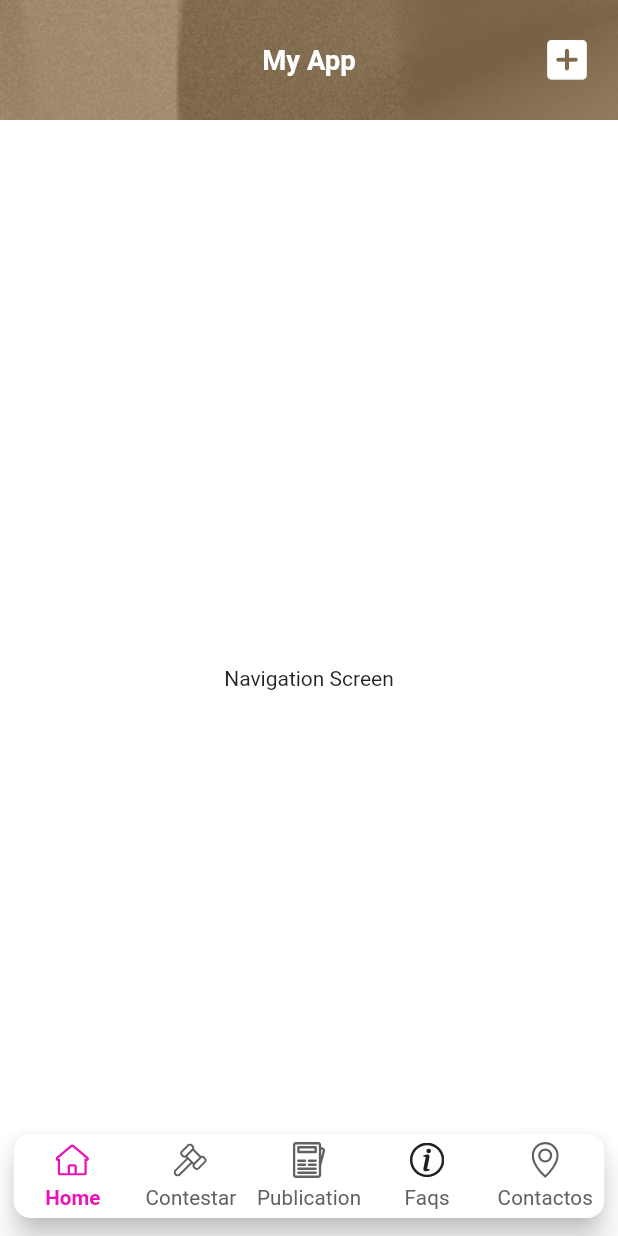
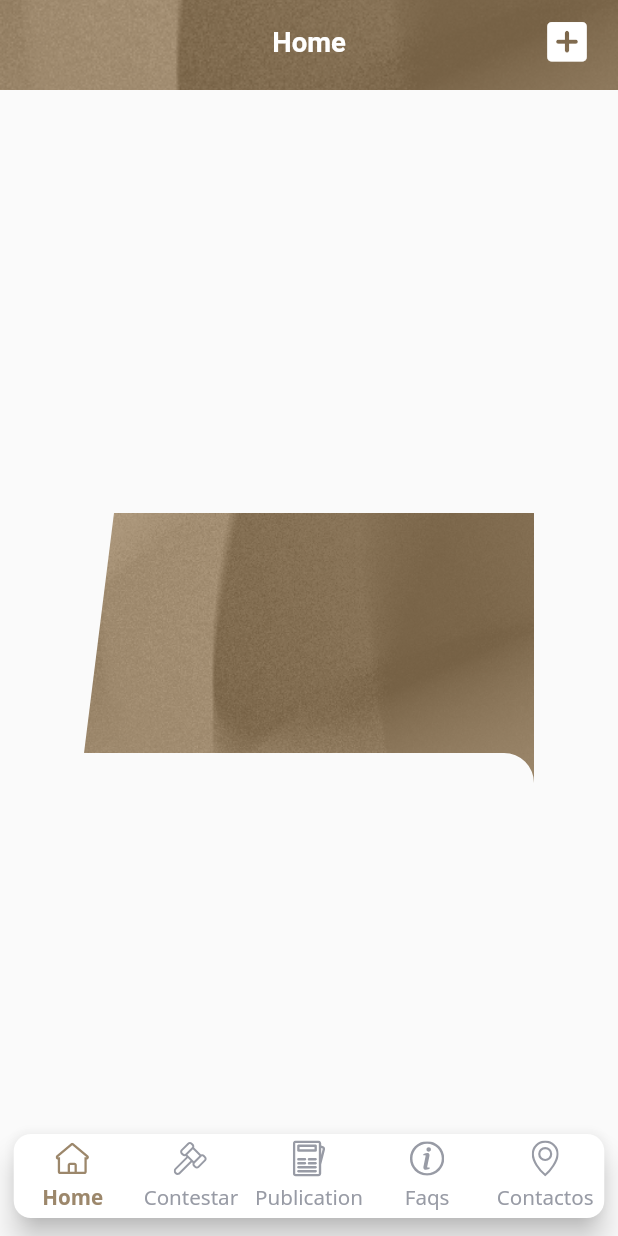
Before and after one commit to SauvikRay/contesa_na_hora, a Flutter app: the screen it shows after launch, on a phone screen of 412 x 824 dp. Run offline on Flutter 3.47's test engine with Material 2 defaults, Android fonts, the phone set to English and light mode, and no system bars; drawn by our look-alikes of custom_navigation_bar; our stand-ins replace flutter_screenutil, flutter_svg; Roboto replaces fonts that are missing (Poppins); statements that could not run were skipped.

Commit message:
Baijer curve

```diff
--- a/lib/constants/app_color.dart
+++ b/lib/constants/app_color.dart
@@ -1,16 +1,20 @@
 import 'dart:core';
 import 'dart:ui';
 
-class AppColors {
-  static const Color buttonColor = Color(0xFF6B34BE);
-  static const Color highLightText = Color(0xFFEA12B9);
+
+class  AppColors {
+  AppColors._();
+   static const Color primaryColor =  Color(0xFF9C876B);
+  static const Color secondaryColor = Color(0xFF444242);
+  static const Color expandedList= Color(0xFFECECEC);
   static const Color shadowText = Color(0xFFF1F2F7);
   static const Color shadowText2 = Color(0xFFB0B0B0);
+  static const Color linkColor = Color(0xFF989BA5);
+  static const Color appDrawerTextColor = Color(0xFF4D4D4D);
+  static const Color publicationTextColor = Color(0xFF3B566E);
+  static const Color loaderColor = Color(0xFFD8D8D8);
+  static const Color bookNameColor = Color(0xFFD8D8D8);
+  static const Color tudoColor = Color(0xFFDEAB52);
+  static const Color dateColor = Color(0xFF979797);
 
 }
-
-class GradiendColor{
-  static const Color gColor1= Color( 0xFFFF3CBE);
-  static const Color gColor2= Color( 0xFFE305B7);
-  static const Color gColor3=  Color(0xFF6B34BE);
-}
--- a/lib/constants/custome_theme.dart
+++ b/lib/constants/custome_theme.dart
@@ -1,36 +1,36 @@
 import 'package:flutter/material.dart';
 import 'package:flutter_screenutil/flutter_screenutil.dart';
-import './app_color.dart';
+
+
 
 
 class CustomTheme {
   BuildContext? context;
 
 
-  static ThemeData get mainTheme {
+static ThemeData get mainTheme {
     return ThemeData(
-      primaryColor:const Color(0xFFEA12B9) ,
-      fontFamily: 'Poppins',
+      fontFamily: 'NotoSans',
       textTheme:
          TextTheme(
-        //  final head1 = Theme.of(context).textTheme.headline1; // Bold 18
-        //  final head2 = Theme.of(context).textTheme.headline2; //Normal 18
-        //  final head3 = Theme.of(context).textTheme.headline3;//Bold 16
-        // final head4 = Theme.of(context).textTheme.headline4; // 16, normal
-        // final head5 = Theme.of(context).textTheme.headline5; // 14, normal
-        // final body1 = Theme.of(context).textTheme.bodyText1; //20,Bold
-        // final body2 = Theme.of(context).textTheme.bodyText2; //16,normal, ash
-        // final sub1 = Theme.of(context).textTheme.subtitle1; //12,bold,
-        // final sub2 = Theme.of(context).textTheme.subtitle2; //12,normal,
+        //  final head1 = Theme.of(context).textTheme.headline1;
+        //  final head2 = Theme.of(context).textTheme.headline2;
+        //  final head3 = Theme.of(context).textTheme.headline3;
+        // final head4 = Theme.of(context).textTheme.headline4;
+        // final head5 = Theme.of(context).textTheme.headline5;
+        // final body1 = Theme.of(context).textTheme.bodyText1;
+        // final body2 = Theme.of(context).textTheme.bodyText2;
+        // final sub1 = Theme.of(context).textTheme.subtitle1;
+        // final sub2 = Theme.of(context).textTheme.subtitle2;
 
 
-           headline1: TextStyle(fontSize:18.sp,fontWeight: FontWeight.bold,),
-           headline2: TextStyle(fontSize:18.sp,fontWeight: FontWeight.normal,),
-           headline3: TextStyle(fontSize: 16.sp,fontWeight: FontWeight.bold,),
-           headline4: TextStyle(fontSize: 16.sp,fontWeight: FontWeight.normal,),
-           headline5: TextStyle(fontSize: 14.sp,fontWeight: FontWeight.normal,),
-           headline6: TextStyle(fontSize: 14.sp,fontWeight: FontWeight.bold,),
-           bodyText1: TextStyle(fontSize: 20.sp,fontWeight: FontWeight.bold,),
+          //  headline1: TextStyle(fontSize:24.sp,fontWeight: FontWeight.bold,),
+          //  headline2: TextStyle(fontSize: 20.sp,fontWeight: FontWeight.bold,),
+          //  headline3: TextStyle(fontSize:18.sp,fontWeight: FontWeight.normal,),
+          //  headline4: TextStyle(fontSize: 16.sp,fontWeight: FontWeight.normal,),
+          //  headline5: TextStyle(fontSize: 16.sp,fontWeight: FontWeight.bold,),
+          //  headline6: TextStyle(fontSize: 14.sp,fontWeight: FontWeight.normal,),
+          //  bodyText1:  TextStyle(fontSize: 14.sp,fontWeight: FontWeight.bold,),
            subtitle1: TextStyle( fontSize: 12.sp, fontWeight: FontWeight.bold,),
            subtitle2: TextStyle(fontSize: 12.sp, fontWeight: FontWeight.normal,),
 
@@ -38,23 +38,27 @@ class CustomTheme {
 
 
         ),
-          //TabBar Theme
-          tabBarTheme: TabBarTheme(
-            labelColor: AppColors.highLightText,
-            labelStyle: TextStyle(fontSize:18.sp,fontWeight: FontWeight.bold),
-            labelPadding: EdgeInsets.only(bottom: 20.h),
-            unselectedLabelColor: Colors.black,
-            unselectedLabelStyle: TextStyle(fontSize:18.sp,fontWeight: FontWeight.bold),
-            //indicatorWeight: 5.h,
-            indicator: UnderlineTabIndicator(
-              borderSide: BorderSide(width: 5.h,color: AppColors.highLightText)
-            ),
 
-          ),
+
+
+          // //TabBar Theme
+          // tabBarTheme: TabBarTheme(
+          //   labelColor: AppColors.highLightText,
+          //   labelStyle: TextStyle(fontSize:18.sp,fontWeight: FontWeight.bold),
+          //   labelPadding: EdgeInsets.only(bottom: 20.h),
+          //   unselectedLabelColor: Colors.black,
+          //   unselectedLabelStyle: TextStyle(fontSize:18.sp,fontWeight: FontWeight.bold),
+          //   //indicatorWeight: 5.h,
+          //   indicator: UnderlineTabIndicator(
+          //     borderSide: BorderSide(width: 5.h,color: AppColors.highLightText)
+          //   ),
+
+          // ),
+
+
           //AppBar Theme
           appBarTheme: AppBarTheme(
           backgroundColor: Colors.transparent,
-
           elevation: 0,
           centerTitle: true,
           titleTextStyle: TextStyle(fontSize: 16.sp, fontWeight: FontWeight.bold,color: Colors.white),
--- /dev/null
+++ b/lib/constants/text_font_style.dart
@@ -0,0 +1,51 @@
+import 'package:flutter/material.dart';
+import 'package:flutter_screenutil/flutter_screenutil.dart';
+import 'app_color.dart';
+
+class TextFontStyle{
+
+//Initialising Constractor
+  TextFontStyle._();
+
+     //Bold Text1
+     static final head1 = TextStyle(fontSize:24.sp,fontWeight: FontWeight.bold,color:AppColors.secondaryColor);
+     //HeadSub Text
+     static final headsub1= TextStyle(fontSize:24.sp,fontWeight: FontWeight.w600,color:AppColors.primaryColor);
+     static final headsub2= TextStyle(fontSize:18.sp,fontWeight: FontWeight.bold,color:AppColors.primaryColor);
+     //Home Screen Text
+     //Card1 Style
+     static final card1TitleText = TextStyle(fontSize:18.sp,fontWeight: FontWeight.bold,color:Colors.white);
+     static final card1SubTitleBoldText = TextStyle(fontSize:13.sp,fontWeight: FontWeight.bold,color:Colors.white);
+     static final cardButtonText = TextStyle(fontSize:12.sp,fontWeight: FontWeight.bold,color:Colors.white);
+      //Card2 Style
+     static final card2Title1Text = TextStyle(fontSize:18.sp,fontWeight: FontWeight.bold,color:AppColors.secondaryColor);
+     static final card2Title2Text = TextStyle(fontSize:17.sp,fontWeight: FontWeight.bold,color:Colors.white);
+
+     // Publicações
+      static final publicationText = TextStyle(fontSize:14.sp,fontWeight: FontWeight.bold,letterSpacing: 0.8,color:Colors.white);
+      static final publicationListText = TextStyle(fontSize:14.sp,fontWeight: FontWeight.normal,letterSpacing: 0.8,color:Colors.white);
+      static final verTudoText = TextStyle(fontSize:12.sp,fontWeight: FontWeight.normal,letterSpacing: 0.8,color:Colors.white);
+      static final publicationDateText = TextStyle(fontSize: 12.sp, letterSpacing: 0.8, color: AppColors.dateColor);
+      static final publicationHeadText = TextStyle(fontSize: 24.sp, letterSpacing: 0.8, color: AppColors.publicationTextColor);
+      static final publicationDetailText = TextStyle(fontSize: 12.sp, letterSpacing: 0.8, color: AppColors.publicationTextColor);
+
+      //Contestar/Submeter Multa Screen
+      static final bodyText = TextStyle( fontSize: 14.sp,color: Colors.black,letterSpacing: 1);
+
+      //popupMenu
+      static final selectionText = TextStyle( fontSize: 14.sp,color: Colors.black,letterSpacing: 1);
+      static final popUpselectedText = TextStyle( fontSize: 14.sp,color: Colors.white,letterSpacing: 1);
+      static final submitButtonText = TextStyle( fontSize: 14.sp,color: Colors.white,fontWeight: FontWeight.bold,letterSpacing: 1);
+
+      //usefull Link
+      static final usefulLink= TextStyle(fontSize: 14.sp,color: AppColors.secondaryColor,letterSpacing: 0.8,fontWeight: FontWeight.normal);
+      static final links= TextStyle(fontSize: 12.sp,color: AppColors.linkColor,letterSpacing: 0.8,);
+      static final site= TextStyle(fontSize: 8.sp,color: AppColors.primaryColor,letterSpacing: 0.8,);
+
+//Bottom NAvigation Text
+  static final sub1 = TextStyle( fontSize: 12.sp, fontWeight: FontWeight.normal,color: AppColors.linkColor);
+  static final sub2 = TextStyle( fontSize: 12.sp, fontWeight: FontWeight.bold,color: AppColors.primaryColor);
+
+
+
+}
--- a/lib/screens/contactos_screen.dart
+++ b/lib/screens/contactos_screen.dart
@@ -1,4 +1,6 @@
 import 'package:flutter/material.dart';
+
+import '../widgets/app_bar_widget.dart';
 
 class ContactScreen extends StatefulWidget {
   const ContactScreen({Key? key}) : super(key: key);
@@ -11,9 +13,7 @@ class _ContactScreenState extends State<ContactScreen> {
   @override
   Widget build(BuildContext context) {
     return SafeArea(child: Scaffold(
-      appBar: AppBar(
-        title: const Text('Contactos'),
-      ),
+        appBar: const  MainAppBarWidget(text: 'Contactos',),
       body: Center(
         child: Text('Contactos Screen'),
       ),
--- a/lib/screens/contestar_screen.dart
+++ b/lib/screens/contestar_screen.dart
@@ -1,4 +1,6 @@
 import 'package:flutter/material.dart';
+
+import '../widgets/app_bar_widget.dart';
 
 class ContestarScreen extends StatefulWidget {
   const ContestarScreen({Key? key}) : super(key: key);
@@ -11,9 +13,7 @@ class _ContestarScreenState extends State<ContestarScreen> {
   @override
   Widget build(BuildContext context) {
     return SafeArea(child: Scaffold(
-      appBar: AppBar(
-        title: const Text('Contestar'),
-      ),
+      appBar: const  MainAppBarWidget(text: 'Contestar/Submeter Multa',),
       body: Center(
         child: Text('Contestar'),
       ),
--- a/lib/screens/faqs_screen.dart
+++ b/lib/screens/faqs_screen.dart
@@ -1,4 +1,6 @@
 import 'package:flutter/material.dart';
+
+import '../widgets/app_bar_widget.dart';
 
 class FaqsScreen extends StatefulWidget {
   const FaqsScreen({Key? key}) : super(key: key);
@@ -11,9 +13,7 @@ class _FaqsScreenState extends State<FaqsScreen> {
   @override
   Widget build(BuildContext context) {
     return SafeArea(child: Scaffold(
-      appBar: AppBar(
-        title: const Text('FAQS'),
-      ),
+    appBar: const  MainAppBarWidget(text: 'FAQs',),
       body: Center(
         child: Text('FAQS'),
       ),
--- a/lib/screens/home_navigation_screen.dart
+++ b/lib/screens/home_navigation_screen.dart
@@ -1,10 +1,15 @@
+import 'package:contesta_na_hora/screens/contactos_screen.dart';
+import 'package:contesta_na_hora/screens/faqs_screen.dart';
+import 'package:contesta_na_hora/screens/publicocaes_screen.dart';
 import 'package:custom_navigation_bar/custom_navigation_bar.dart';
-import 'package:flutter/cupertino.dart';
 import 'package:flutter/material.dart';
 import 'package:flutter_screenutil/flutter_screenutil.dart';
 import 'package:flutter_svg/svg.dart';
 
 import '../constants/app_color.dart';
+import '../constants/text_font_style.dart';
+import 'contestar_screen.dart';
+import 'home_screen.dart';
 
 
 class NavigationScreen extends StatefulWidget {
@@ -20,44 +25,72 @@ class _NavigationScreenState extends State<NavigationScreen> {
   //Variable for navigation Color Index
   int _colorIndex = 0;
 
+   bool _isFisrtBuild = true;
+   bool _isPressed = true;
+
+   final _screens = [
+        const HomeScreen(),
+        const ContestarScreen(),
+        const PublicationScreen(),
+        const FaqsScreen(),
+        const ContactScreen(),
+
+  ];
+   @override
+    void dispose() {
+
+      // TODO: implement dispose
+      super.dispose();
+    }
+
   @override
   Widget build(BuildContext context) {
-     // Theme For Text
-    final sub1 = Theme.of(context).textTheme.subtitle1; //12,bold,
-    final sub2 = Theme.of(context).textTheme.subtitle2; //12,normal,
-    final head5 = Theme.of(context).textTheme.headline5; // 14, normal
+
+    // Object? args;
+    // Widget? screenPage;
+    //  if (_isFisrtBuild) {
+    //   //_isFirstBuild true then getting value from MenuWidget.
+    // //  args = ModalRoute.of(context)!.settings.arguments;
+    // }
+    // if (args != null) {
+    //   //Update _colorIndex because not showing the color.
+    //   _colorIndex = 4;
+    //   //screenPage = args as Widget;
+    // }
+
     return SafeArea(
       child: Scaffold(
         backgroundColor: Colors.white,
         extendBody: true,
 
-        appBar: AppBar(
-          toolbarHeight: 80,
-          title: const Text('My App'),
-          actions:<Widget> [
-            Padding(
-              padding: EdgeInsets.only(right: 10.w),
-              child: IconButton(
-                  onPressed: (){},
-                  icon:const Icon(Icons.add_box_rounded,size: 35.0,),
-              ),
-            ),
-          ],
+        // appBar:
+        // AppBar(
+        //   title: const Text('My App'),
+        //   actions:<Widget> [
+        //     Padding(
+        //       padding: EdgeInsets.only(right: 10.w),
+        //       child: IconButton(
+        //           onPressed: (){},
+        //           icon:const Icon(Icons.add_box_rounded,size: 35.0,),
+        //       ),
+        //     ),
+        //   ],
 
 
-          flexibleSpace:
-          Container(
-            decoration: BoxDecoration(
-              borderRadius: BorderRadius.only(bottomLeft: Radius.circular(20.r),bottomRight:Radius.circular(20.r) )
-            ),
-            child: Image.asset('assets/images/splashscreen_app.png',fit: BoxFit.cover,),
-          ),
+        //   flexibleSpace:
+        //   Container(
+        //     decoration: BoxDecoration(
+        //       borderRadius: BorderRadius.only(bottomLeft: Radius.circular(20.r),bottomRight:Radius.circular(20.r) )
+        //     ),
+        //     child: Image.asset('assets/images/splashscreen_app.png',fit: BoxFit.cover,),
+        //   ),
 
 
 
-        ),
+        // ),
+
         body: Center(
-          child: Text('Navigation Screen'),
+          child: _screens.elementAt(_currentIndex),
         ),
 
 
@@ -67,86 +100,99 @@ class _NavigationScreenState extends State<NavigationScreen> {
           child: CustomNavigationBar(
               backgroundColor: Colors.white,
               borderRadius: Radius.circular(10.r),
+              currentIndex: _currentIndex,
+              onTap: (index){
+                setState(() {
+               // args = null;
+               // screenPage = null;
+                _isFisrtBuild = false;
+                _currentIndex = index;
+                _colorIndex = index;
+                _isPressed = true;
+
+                });
+              },
+
               items: [
 
                 CustomNavigationBarItem(
                   icon: SvgPicture.asset(
                     'assets/icons/home.svg',
                     color: (_colorIndex == 0)
-                        ? AppColors.highLightText
-                        : Colors.grey.shade900,
+                        ? AppColors.primaryColor
+                        : AppColors.linkColor,
                     width: 20.w,
                     height: 20.h,
                   ),
                   title: Text(
                     'Home',
                     style: (_colorIndex == 0)
-                        ? sub1?.copyWith(color: AppColors.highLightText)
-                        : sub2?.copyWith(color: Colors.grey.shade900),
+                        ? TextFontStyle.sub2
+                        :  TextFontStyle.sub1,
                   ),
                 ),
                 CustomNavigationBarItem(
                   icon: SvgPicture.asset(
                     'assets/icons/content.svg',
                     color: (_colorIndex == 1)
-                        ? AppColors.highLightText
-                        : Colors.grey.shade700,
+                        ? AppColors.primaryColor
+                        : AppColors.linkColor,
                     width: 20.w,
                     height: 20.h,
                   ),
                   title: Text(
                     'Contestar',
                     style: (_colorIndex == 1)
-                        ? sub1?.copyWith(color: AppColors.highLightText)
-                        : sub2?.copyWith(color: Colors.grey.shade700),
+                        ? TextFontStyle.sub2
+                        :  TextFontStyle.sub1,
                   ),
                 ),
                 CustomNavigationBarItem(
                   icon: SvgPicture.asset(
                     'assets/icons/publication.svg',
                     color: (_colorIndex == 2)
-                        ? AppColors.highLightText
-                        : Colors.grey.shade700,
+                        ? AppColors.primaryColor
+                        : AppColors.linkColor,
                     width: 20.w,
                     height: 20.h,
                   ),
                   title: Text(
                     'Publication',
                     style: (_colorIndex == 2)
-                        ? sub1?.copyWith(color: AppColors.highLightText)
-                        : sub2?.copyWith(color: Colors.grey.shade700),
+                        ? TextFontStyle.sub2
+                        : TextFontStyle.sub1
                   ),
                 ),
                 CustomNavigationBarItem(
                   icon: SvgPicture.asset(
                     'assets/icons/faq.svg',
                     color: (_colorIndex == 3)
-                        ? AppColors.highLightText
-                        : Colors.grey.shade900,
+                        ? AppColors.primaryColor
+                        : AppColors.linkColor,
                     width: 20.w,
                     height: 20.h,
                   ),
                   title: Text(
                     'Faqs',
                     style: (_colorIndex == 3)
-                        ? sub1?.copyWith(color: AppColors.highLightText)
-                        : sub2?.copyWith(color: Colors.grey.shade700),
+                        ? TextFontStyle.sub2
+                        : TextFontStyle.sub1
                   ),
                 ),
                 CustomNavigationBarItem(
                   icon: SvgPicture.asset(
                     'assets/icons/contact.svg',
-                    color: (_colorIndex == 3)
-                        ? AppColors.highLightText
-                        : Colors.grey.shade700,
+                    color: (_colorIndex == 4)
+                        ? AppColors.primaryColor
+                        : AppColors.linkColor,
                     width: 20.w,
                     height: 20.h,
                   ),
                   title: Text(
                     'Contactos',
-                    style: (_colorIndex == 3)
-                        ? sub1?.copyWith(color: AppColors.highLightText)
-                        : sub2?.copyWith(color: Colors.grey.shade700),
+                    style: (_colorIndex == 4)
+                        ? TextFontStyle.sub2
+                        : TextFontStyle.sub1
                   ),
                 ),
 
--- a/lib/screens/home_screen.dart
+++ b/lib/screens/home_screen.dart
@@ -1,23 +1,62 @@
+import 'package:contesta_na_hora/widgets/app_bar_widget.dart';
 import 'package:flutter/material.dart';
 
-class NavigationScreen extends StatefulWidget {
-  const NavigationScreen({Key? key}) : super(key: key);
+class HomeScreen extends StatefulWidget {
+  const HomeScreen({Key? key}) : super(key: key);
 
   @override
-  State<NavigationScreen> createState() => _NavigationScreenState();
+  State<HomeScreen> createState() => _HomeScreenState();
 }
 
-class _NavigationScreenState extends State<NavigationScreen> {
+class _HomeScreenState extends State<HomeScreen> {
   @override
   Widget build(BuildContext context) {
     return SafeArea(child: Scaffold(
-      appBar: AppBar(
-        title: const Text('Home'),
-      ),
+      appBar:const  MainAppBarWidget(text: 'Home',),
       body: Center(
-        child: Text('Home'),
+        child: ClipPath(
+          clipper: MyClipper(),
+          child: Image.asset('assets/images/splashscreen_app.png',height: 200,width: 300,fit: BoxFit.cover,),
+        ),
       ),
     ),
     );
   }
 }
+
+class MyClipper extends CustomClipper<Path> {
+
+
+
+  @override
+  Path getClip(Size size) {
+
+   double radius =20;
+
+    Path path = Path()
+
+
+
+
+    ..moveTo(radius, 0)
+    //..lineTo(size.width-radius, 0)
+    ..arcToPoint(Offset(size.width, 0))
+    ..lineTo(size.width, size.height-radius)
+    ..arcToPoint(Offset(size.width-radius,160), radius: Radius.circular(radius),clockwise: false)
+    //..lineTo(radius, size.height)
+    //..arcToPoint(Offset(0,size.height-radius),radius: Radius.circular(radius),clockwise: false)
+    //..lineTo(0, radius)
+    //..arcToPoint(Offset(radius,0),radius: const Radius.elliptical(40,20))
+    ..lineTo(0, 160)
+
+    ..close();
+
+
+    return path;
+
+  }
+
+  @override
+  bool shouldReclip(CustomClipper<Path> oldClipper) => false;
+
+}
--- a/lib/screens/publicocaes_screen.dart
+++ b/lib/screens/publicocaes_screen.dart
@@ -1,4 +1,6 @@
 import 'package:flutter/material.dart';
+
+import '../widgets/app_bar_widget.dart';
 
 class PublicationScreen extends StatefulWidget {
   const PublicationScreen({Key? key}) : super(key: key);
@@ -11,9 +13,7 @@ class _PublicationScreenState extends State<PublicationScreen> {
   @override
   Widget build(BuildContext context) {
     return SafeArea(child: Scaffold(
-      appBar: AppBar(
-        title: const Text('Publication'),
-      ),
+      appBar: const  MainAppBarWidget(text: 'Publicações',),
       body: Center(
         child: Text('Publication'),
       ),
--- /dev/null
+++ b/lib/widgets/app_bar_widget.dart
@@ -0,0 +1,36 @@
+import 'package:flutter/material.dart';
+import 'package:flutter_screenutil/flutter_screenutil.dart';
+
+class MainAppBarWidget extends StatelessWidget implements PreferredSizeWidget {
+  const MainAppBarWidget({Key? key,  this.text,}) : super(key: key);
+  final String? text;
+
+  @override
+  Widget build(BuildContext context) {
+    //final appBarTheme = Theme.of(context).appBarTheme;
+    return AppBar(
+      title: Text(text!),
+          actions: [
+               Padding(
+              padding: EdgeInsets.only(right: 10.w),
+              child: IconButton(
+                  onPressed: (){},
+                  icon:const Icon(Icons.add_box_rounded,size: 35.0,),
+              ),
+            ),
+          ],
+          flexibleSpace:
+          Container(
+            decoration: BoxDecoration(
+              //color: Colors.green,
+              borderRadius: BorderRadius.only(bottomLeft: Radius.circular(20.r),bottomRight:Radius.circular(20.r) )
+            ),
+           child: Image.asset('assets/images/splashscreen_app.png',fit: BoxFit.cover,),
+          ),
+    );
+  }
+
+  @override
+  // TODO: implement preferredSize
+  Size get preferredSize => Size.fromHeight(60);
+}
```
